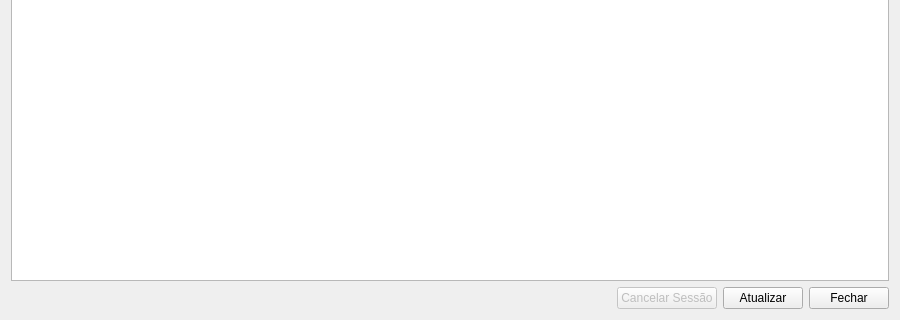
First picture: the form in ferramentas_acervo/gui/upload_sessions/upload_sessions_dialog.ui, repository 1cgeo/controle_acervo, before the edit; both pictures show x 0 to 900 and y 180 to 500 of the 900 by 500 pixel window.
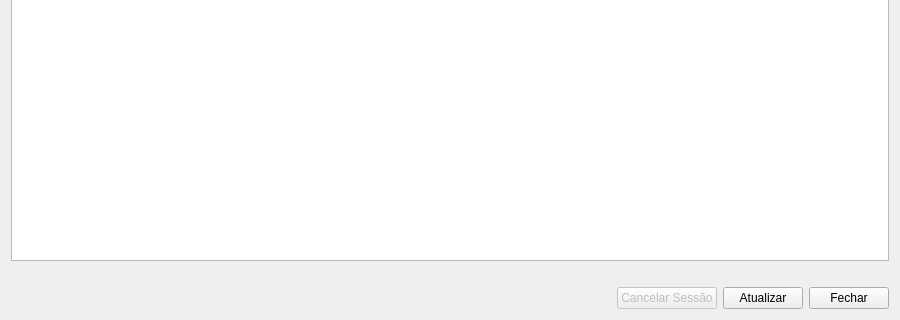
Second picture: the form after the edit.

The edit to the form file:
```diff
--- a/ferramentas_acervo/gui/upload_sessions/upload_sessions_dialog.ui
+++ b/ferramentas_acervo/gui/upload_sessions/upload_sessions_dialog.ui
@@ -30,6 +30,13 @@
      </attribute>
     </widget>
    </item>
+   <item>
+    <widget class="QLabel" name="infoLabel">
+     <property name="text">
+      <string/>
+     </property>
+    </widget>
+   </item>
    <item>
     <layout class="QHBoxLayout" name="bottomLayout">
      <item>
```
